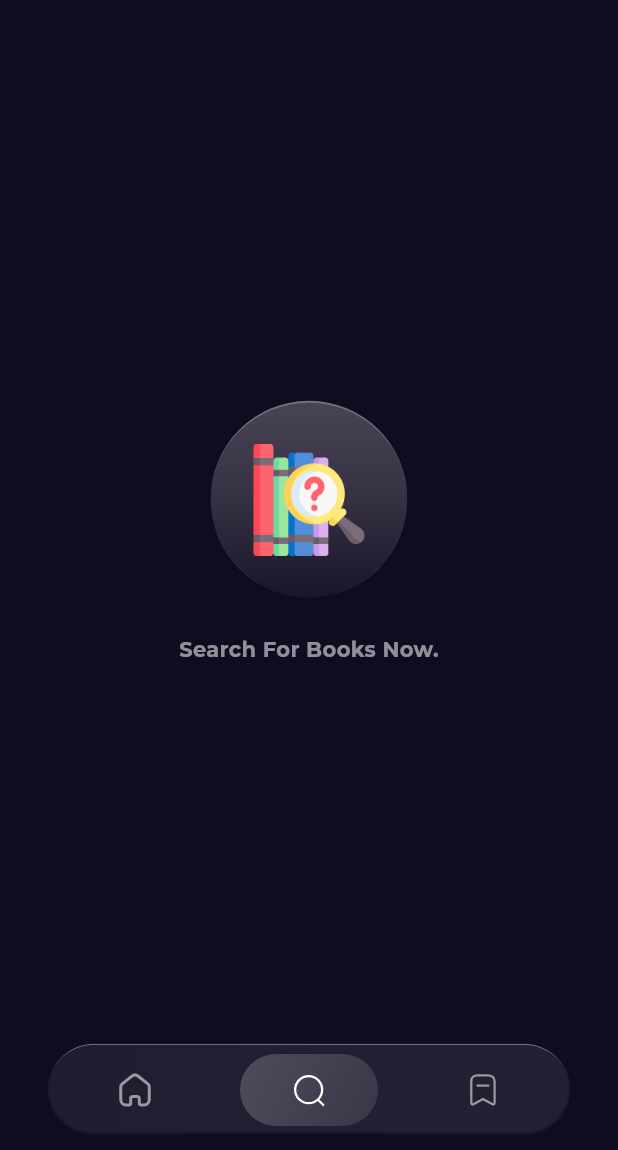
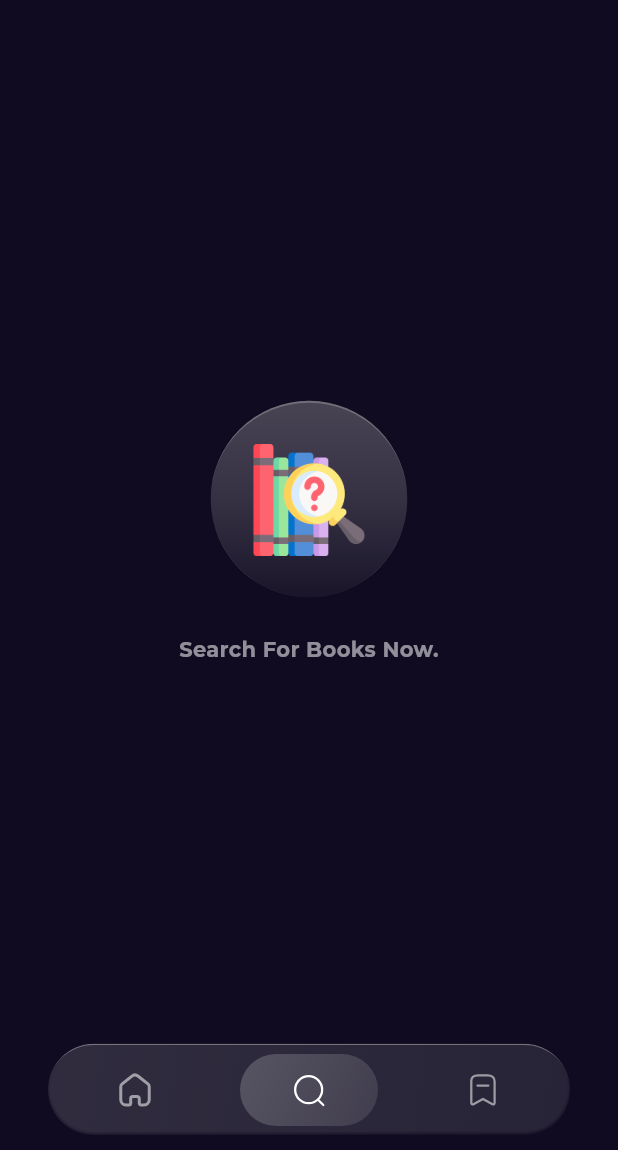
Before and after one commit to mohamedtaha910/bookly_app, a Flutter app: the screen it shows after launch, item 2 of the bottom bar chosen, on a phone screen of 412 x 824 dp, the part 86-1236 px from its top. Run offline on Flutter 3.47's test engine with Material 3 defaults, Android fonts, the phone set to English and light mode, and no system bars; our stand-ins replace cached_network_image, carousel_slider, dartz, dio, equatable, flutter_bloc and 7 more; accounts and stored records are empty; network calls fail.

Commit message:
edit custom nav bar

```diff
--- a/lib/Features/home/presentation/views/widgets/custom_nav_bar.dart
+++ b/lib/Features/home/presentation/views/widgets/custom_nav_bar.dart
@@ -69,7 +69,7 @@ class _GlassNavBar extends StatelessWidget {
     return ClipRRect(
       borderRadius: BorderRadius.circular(50),
       child: BackdropFilter(
-        filter: ImageFilter.blur(sigmaX: 10, sigmaY: 8),
+        filter: ImageFilter.blur(sigmaX: 20, sigmaY: 20),
         child: Container(
           padding: EdgeInsets.symmetric(horizontal: 0, vertical: 6),
           // height: 62,
@@ -80,9 +80,12 @@ class _GlassNavBar extends StatelessWidget {
               begin: Alignment.topLeft,
               end: Alignment.bottomRight,
               colors: [
-                kPrimaryColor.withOpacity(0.30),
-                kPrimaryColor.withOpacity(0.20),
-                kPrimaryColor.withOpacity(0.18),
+                // kPrimaryColor.withOpacity(0.30),
+                // kPrimaryColor.withOpacity(0.20),
+                // kPrimaryColor.withOpacity(0.18),
+                Colors.white.withAlpha(10),
+                Colors.white.withAlpha(5),
+                Colors.white.withAlpha(0),
               ],
               stops: const [0.0, 0.5, 1.0],
             ),
```
Also changed, not shown: lib/Features/home/presentation/views/widgets/book_details_page_body.dart (+13 -6 lines), lib/Features/home/presentation/views/widgets/book_item.dart (+25 -4 lines).
